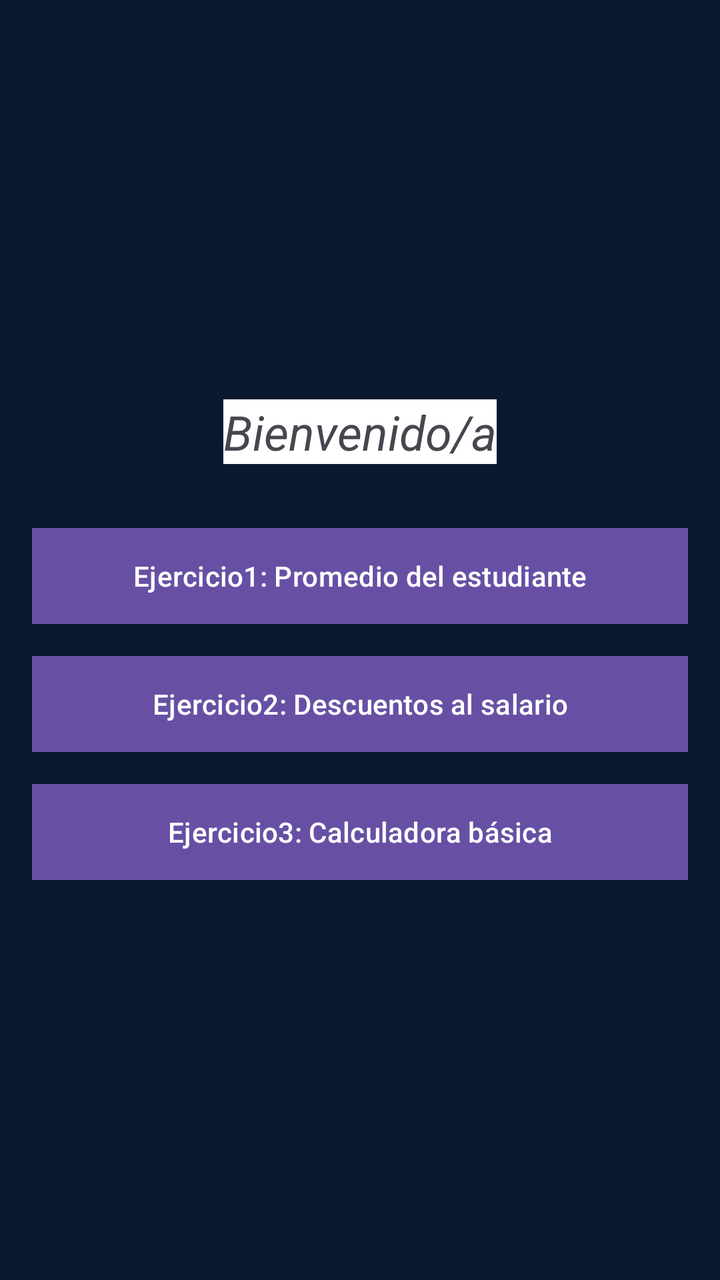
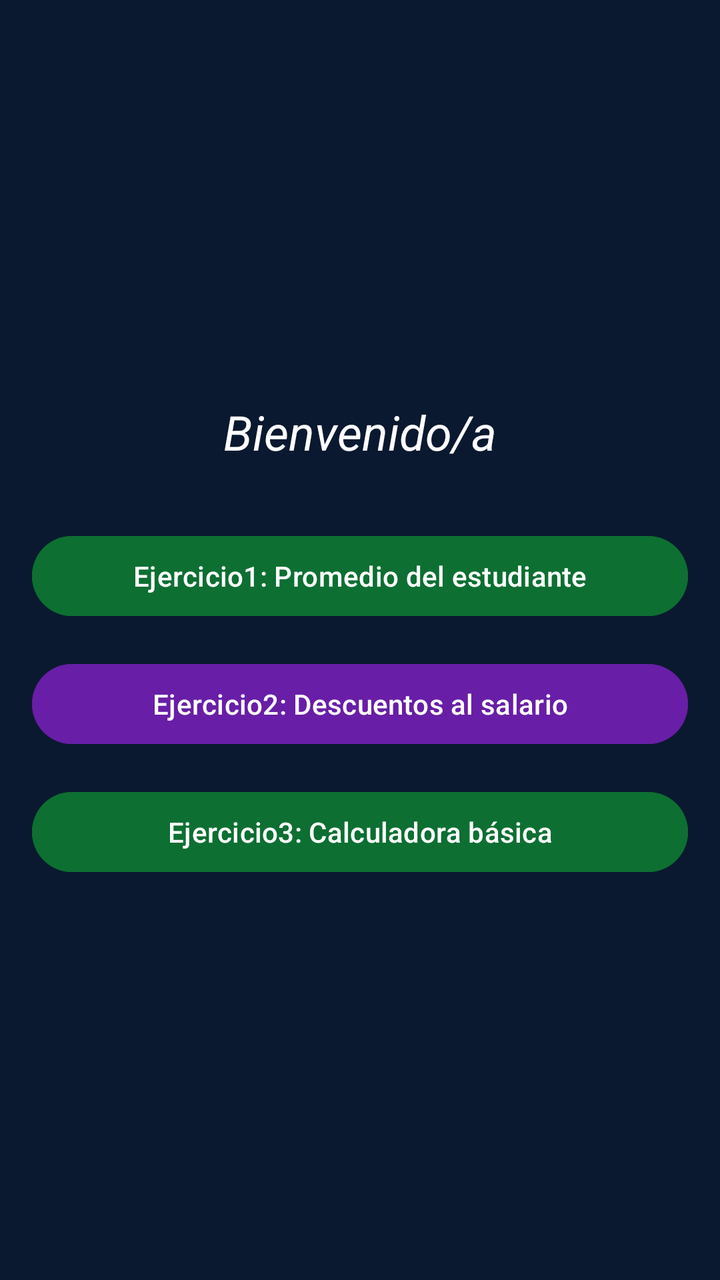

Before-and-after screenshots of an Android layout around one commit, followed by the original layout XML and the change that was made.
<!-- AndroidManifest.xml: application theme Theme.Desafio1_DSM -->
<!-- res/layout/activity_main.xml -->
<?xml version="1.0" encoding="utf-8"?>
<LinearLayout xmlns:android="http://schemas.android.com/apk/res/android"
    android:layout_width="match_parent"
    android:layout_height="match_parent"
    android:orientation="vertical"
    android:gravity="center"
    android:background="@color/colorBackground"
    android:padding="@dimen/padding_global"> 

    
    <TextView
        android:id="@+id/txtBienvenido"
        android:layout_width="wrap_content"
        android:layout_height="wrap_content"
        android:text="@string/Bienvenido"
        android:textSize="24sp"
        android:textStyle="italic"
        android:background="@color/colorTextTitle"
        android:layout_marginBottom="32dp" />

    
    
    <Button
        android:id="@+id/btnEjercicio1"
        android:layout_width="match_parent"
        android:layout_height="wrap_content"
        android:text="@string/Ejercicio1"
        android:background="#0D6F32"
        android:layout_marginBottom="16dp" />
    
    
    <Button
        android:id="@+id/btnEjercicio2"
        android:layout_width="match_parent"
        android:layout_height="wrap_content"
        android:text="@string/Ejercicio2"
        android:background="#681EA6"
        android:layout_marginBottom="16dp" />

    
    <Button
        android:id="@+id/btnEjercicio3"
        android:layout_width="match_parent"
        android:layout_height="wrap_content"
        android:background="#0D6F32"
        android:text="@string/Ejercicio3" />

</LinearLayout>
<!-- resources referenced by this layout -->
<resources>
  <color name="colorBackground">#0A192F</color>
  <color name="colorTextTitle">#FFFFFF</color>
  <dimen name="padding_global">16dp</dimen>
  <string name="Bienvenido">Bienvenido/a</string>
  <string name="Ejercicio1">Ejercicio1: Promedio del estudiante</string>
  <string name="Ejercicio2">Ejercicio2: Descuentos al salario</string>
  <string name="Ejercicio3">Ejercicio3: Calculadora básica</string>
  <style name="Theme.Desafio1_DSM" parent="Base.Theme.Desafio1_DSM" />
  <style name="Base.Theme.Desafio1_DSM" parent="Theme.Material3.DayNight.NoActionBar">
          
          
      </style>
</resources>

<!-- the commit's change to res/layout/activity_main.xml (unified diff, before → after) -->
@@ -15,7 +15,8 @@
         android:text="@string/Bienvenido"
         android:textSize="24sp"
         android:textStyle="italic"
-        android:background="@color/colorTextTitle"
+        android:textColor="@color/colorTextTitle"
+        android:background="@android:color/transparent"
         android:layout_marginBottom="32dp" />
 
     
@@ -25,7 +26,7 @@
         android:layout_width="match_parent"
         android:layout_height="wrap_content"
         android:text="@string/Ejercicio1"
-        android:background="#0D6F32"
+        android:backgroundTint="#0D6F32"
         android:layout_marginBottom="16dp" />
     
     
@@ -34,7 +35,7 @@
         android:layout_width="match_parent"
         android:layout_height="wrap_content"
         android:text="@string/Ejercicio2"
-        android:background="#681EA6"
+        android:backgroundTint="#681EA6"
         android:layout_marginBottom="16dp" />
 
     
@@ -42,7 +43,7 @@
         android:id="@+id/btnEjercicio3"
         android:layout_width="match_parent"
         android:layout_height="wrap_content"
-        android:background="#0D6F32"
+        android:backgroundTint="#0D6F32"
         android:text="@string/Ejercicio3" />
 
 </LinearLayout>
